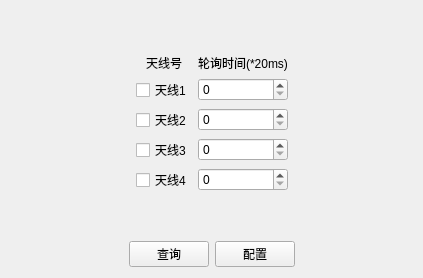
shi-jq/LINKS004-YRFID-PC-CPlus, file HTDEMO/antennaprmform.ui: the form before one commit.
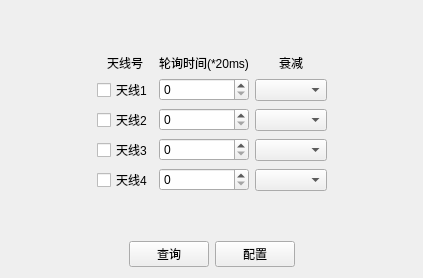
The form after the commit.

Patch:
```diff
--- a/HTDEMO/antennaprmform.ui
+++ b/HTDEMO/antennaprmform.ui
@@ -135,6 +135,28 @@
          </property>
         </widget>
        </item>
+       <item row="0" column="2">
+        <widget class="QLabel" name="label">
+         <property name="text">
+          <string>衰减</string>
+         </property>
+         <property name="alignment">
+          <set>Qt::AlignCenter</set>
+         </property>
+        </widget>
+       </item>
+       <item row="1" column="2">
+        <widget class="QComboBox" name="comboBox"/>
+       </item>
+       <item row="2" column="2">
+        <widget class="QComboBox" name="comboBox_2"/>
+       </item>
+       <item row="3" column="2">
+        <widget class="QComboBox" name="comboBox_3"/>
+       </item>
+       <item row="4" column="2">
+        <widget class="QComboBox" name="comboBox_4"/>
+       </item>
       </layout>
      </item>
      <item>
```
Left out of the diff: 14 changed lines with no effect on the pictures.
